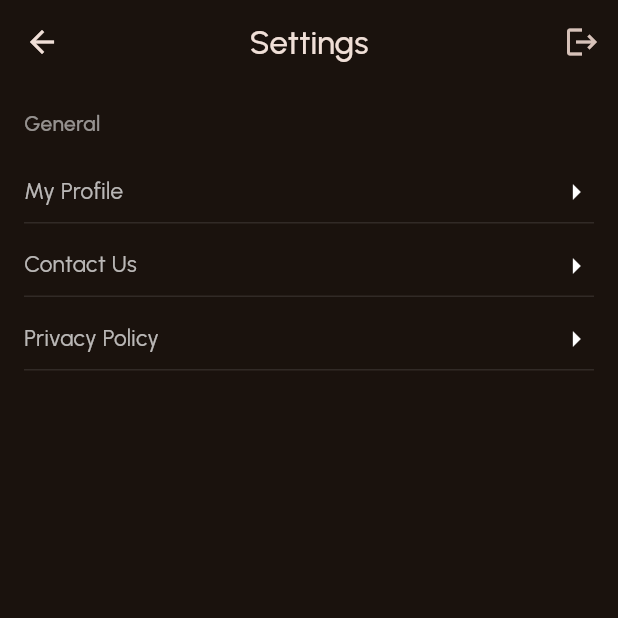
After one commit to sn247776/axle_wallet, a Flutter app: the SettingsScreen screen opened directly, on a phone screen of 412 x 824 dp, the top half of it. The commit adds this screen. Run offline on Flutter 3.47's test engine with Material 3 defaults, Android fonts, the phone set to English and light mode, and no system bars; our stand-ins replace curved_navigation_bar, logger, shared_preferences; accounts and stored records are empty.

Commit message:
settings page done

```diff
--- a/lib/wallet_home.dart
+++ b/lib/wallet_home.dart
@@ -29,7 +29,8 @@ class HomeScreen extends StatelessWidget {
           ),
         ],
       ),
-      body: Padding(
+      body: SingleChildScrollView(
+        child: Padding(
           padding: const EdgeInsets.all(16.0),
           child: Column(
             children: [
@@ -385,6 +386,7 @@ class HomeScreen extends StatelessWidget {
             ],
           ),
         ),
+      ),
     );
   }
 }
--- /dev/null
+++ b/lib/wallet_settings.dart
@@ -0,0 +1,111 @@
+import 'package:flutter/cupertino.dart';
+import 'package:flutter/material.dart';
+
+class SettingsScreen extends StatelessWidget {
+  const SettingsScreen({super.key});
+
+  @override
+  Widget build(BuildContext context) {
+    return Scaffold(
+      appBar: AppBar(
+        title: const Text(
+          "Settings",
+          style: TextStyle(fontWeight: FontWeight.w500),
+        ),
+        centerTitle: true,
+        actions: [
+          IconButton(
+            onPressed: () {},
+            icon: const Icon(Icons.logout),
+          ),
+        ],
+      ),
+      body:  Padding(
+          padding: EdgeInsets.all(16.0),
+          child: Column(
+            crossAxisAlignment: CrossAxisAlignment.start,
+            children: [
+             const Text(
+                "General",
+                style: TextStyle(fontWeight: FontWeight.w500, color: Colors.white54, fontSize: 14),
+              ),
+             const SizedBox(height: 16),
+              Container(
+                padding: EdgeInsets.symmetric(vertical: 8.0), // Add padding here
+                decoration: const BoxDecoration(
+                  border: Border(
+                    bottom: BorderSide(
+                      color: Colors.white10, // Choose your border color
+                      width: 1.0, // Adjust the border width as needed
+                    ),
+                  ),
+                ),
+                child: const Row(
+                  mainAxisAlignment: MainAxisAlignment.spaceBetween,
+                  children: [
+                    Padding(
+                      padding: const EdgeInsets.only(bottom: 2.0), // Add padding to text
+                      child: Text(
+                        "My Profile",
+                        style: TextStyle(fontSize: 15, color: Colors.white70),
+                      ),
+                    ),
+                    Icon(Icons.arrow_right),
+                  ],
+                ),
+              ),
+              const SizedBox(height: 8),
+              Container(
+                padding: EdgeInsets.symmetric(vertical: 8.0), // Add padding here
+                decoration: const BoxDecoration(
+                  border: Border(
+                    bottom: BorderSide(
+                      color: Colors.white10, // Choose your border color
+                      width: 1.0, // Adjust the border width as needed
+                    ),
+                  ),
+                ),
+                child: const Row(
+                  mainAxisAlignment: MainAxisAlignment.spaceBetween,
+                  children: [
+                    Padding(
+                      padding:  EdgeInsets.only(bottom: 2.0), // Add padding to text
+                      child: Text(
+                        "Contact Us",
+                        style: TextStyle(fontSize: 15, color: Colors.white70),
+                      ),
+                    ),
+                    Icon(Icons.arrow_right),
+                  ],
+                ),
+              ),
+              const SizedBox(height: 8),
+              Container(
+                padding: EdgeInsets.symmetric(vertical: 8.0), // Add padding here
+                decoration: const BoxDecoration(
+                  border: Border(
+                    bottom: BorderSide(
+                      color: Colors.white10, // Choose your border color
+                      width: 1.0, // Adjust the border width as needed
+                    ),
+                  ),
+                ),
+                child: const Row(
+                  mainAxisAlignment: MainAxisAlignment.spaceBetween,
+                  children: [
+                    Padding(
+                      padding: const EdgeInsets.only(bottom: 2.0), // Add padding to text
+                      child: Text(
+                        "Privacy Policy",
+                        style: TextStyle(fontSize: 15, color: Colors.white70),
+                      ),
+                    ),
+                    Icon(Icons.arrow_right),
+                  ],
+                ),
+              ),
+            ],
+          )),
+    );
+  }
+}
```
Lines whose indentation alone changed are shown as unchanged.
